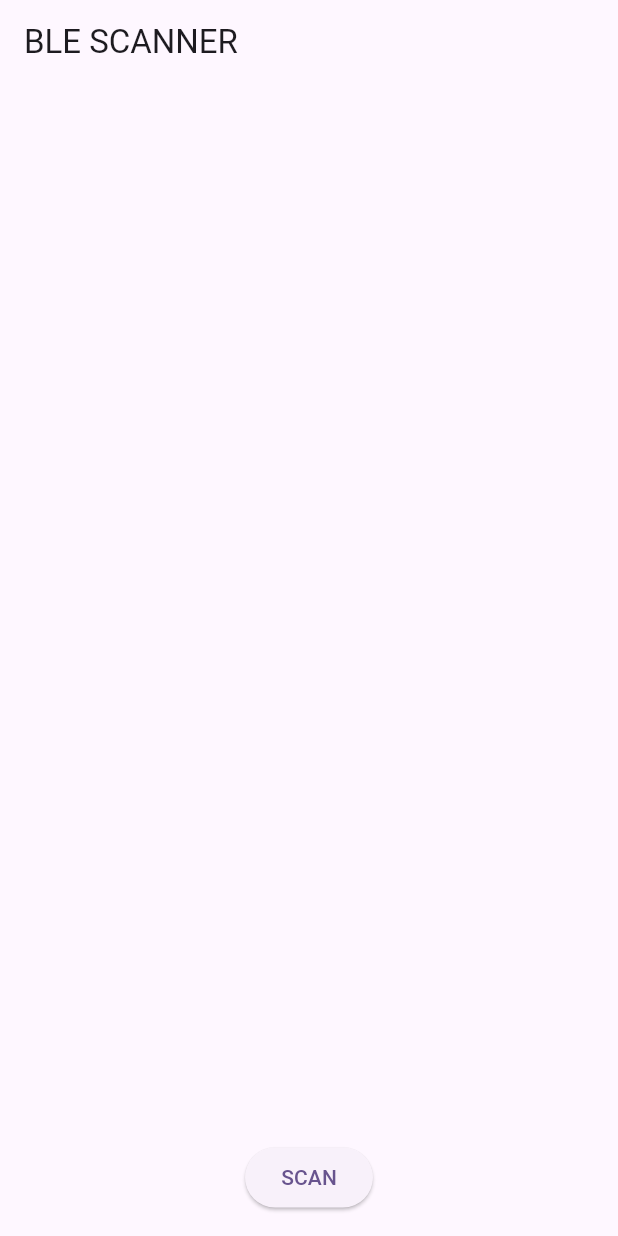
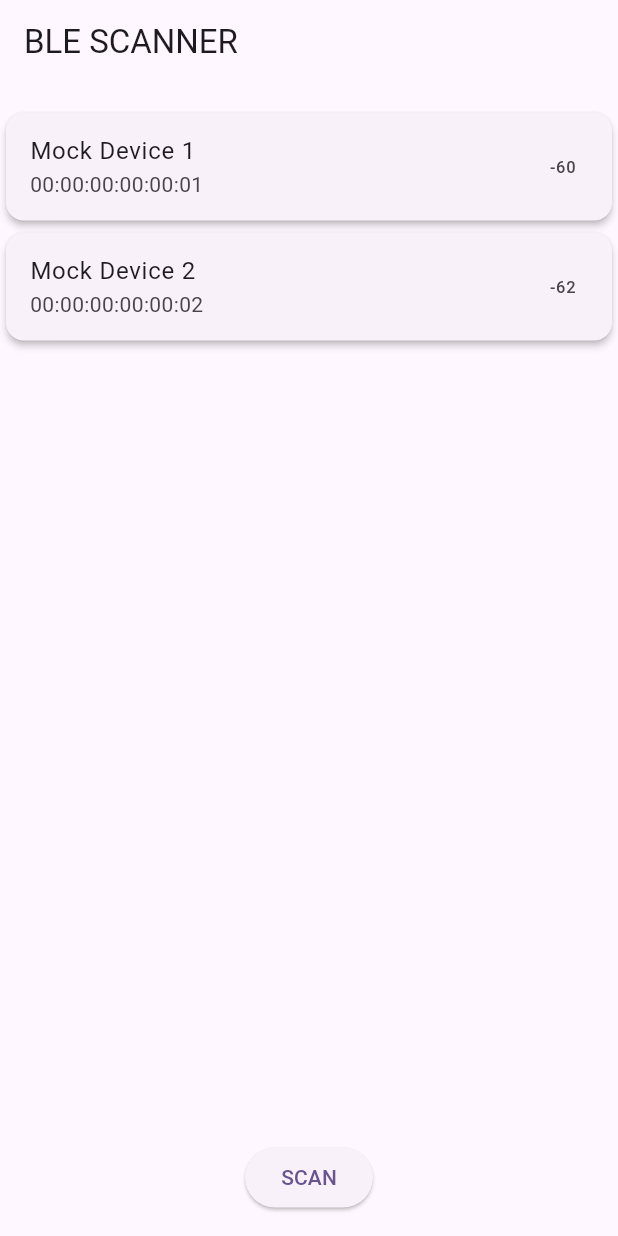
Before and after one commit to iznaagc/flutter_ble_test, a Flutter app: the screen it shows after launch, after a tap on "SCAN", on a phone screen of 412 x 824 dp. Run offline on Flutter 3.47's test engine with Material 2 defaults, Android fonts, the phone set to English and light mode, and no system bars; our stand-ins replace flutter_blue, get, permission_handler.

Commit message:
mock mode add

```diff
--- a/lib/ble_controller.dart
+++ b/lib/ble_controller.dart
@@ -2,21 +2,54 @@ import 'package:flutter_blue/flutter_blue.dart';
 import 'package:get/get_state_manager/get_state_manager.dart';
 import 'package:permission_handler/permission_handler.dart';
 
+// モックデータクラス
+class MockDevice {
+  final String name;
+  final String id;
+  final int rssi;
+
+  MockDevice({required this.name, required this.id, required this.rssi});
+}
+
+// モックモードと本番モード切替用のクラス
+class DeviceData {
+  final String name;
+  final String id;
+  final int rssi;
+
+  DeviceData({required this.name, required this.id, required this.rssi});
+}
+
 class BleController extends GetxController {
+  FlutterBlue ble = FlutterBlue.instance;
+  bool mockMode = false;
 
-  FlutterBlue ble = FlutterBlue.instance;
+  // モックデータ
+  List<DeviceData> mockData = [
+    DeviceData(name: "Mock Device 1", id: "00:00:00:00:00:01", rssi: -60),
+    DeviceData(name: "Mock Device 2", id: "00:00:00:00:00:02", rssi: -62),
+  ];
 
-  // 権限を確認してスキャン開始
-  Future scanDevices() async{
-    if (await Permission.bluetoothScan.request().isGranted) {
-      if (await Permission.bluetoothConnect.request().isGranted) {
-        // Bluetoothスキャン開始
-        ble.startScan(timeout: Duration(seconds: 10));
+  Stream<List<DeviceData>> get scanResult => mockMode
+      ? Stream.value(mockData)
+      : ble.scanResults.map((results) => results
+          .map(
+            (result) => DeviceData(
+              name: result.device.name,
+              id: result.device.id.toString(),
+              rssi: result.rssi,
+            ),
+          )
+          .toList());
 
-        ble.stopScan();
+  Future scanDevices() async {
+    if (!mockMode) {
+      if (await Permission.bluetoothScan.request().isGranted) {
+        if (await Permission.bluetoothConnect.request().isGranted) {
+          ble.startScan(timeout: Duration(seconds: 10));
+          ble.stopScan();
+        }
       }
     }
   }
-
-  Stream<List<ScanResult>> get scanResult => ble.scanResults;
 }
--- a/lib/main.dart
+++ b/lib/main.dart
@@ -1,6 +1,5 @@
 import 'package:ble_test/ble_controller.dart';
 import 'package:flutter/material.dart';
-import 'package:flutter_blue/flutter_blue.dart';
 import 'package:get/get.dart';
 
 void main() {
@@ -33,14 +32,17 @@ class MyHomePage extends StatefulWidget {
 }
 
 class _MyHomePageState extends State<MyHomePage> {
+  static const mockMode = true; // UIチェック用モックモードの切り替え
+
   @override
   Widget build(BuildContext context) {
     return Scaffold(
-      appBar: AppBar(title: const Text("BLE SCANNER"),),
+      appBar: AppBar(
+        title: const Text("BLE SCANNER"),
+      ),
       body: GetBuilder<BleController>(
-        init: BleController(),
-        builder: (BleController controller)
-        {
+        init: BleController()..mockMode = mockMode,
+        builder: (BleController controller) {
           return Center(
             child: Column(
               mainAxisAlignment: MainAxisAlignment.center,
@@ -48,8 +50,8 @@ class _MyHomePageState extends State<MyHomePage> {
                 const SizedBox(
                   height: 15,
                 ),
-                Expanded( // ← こちらを追加
-                  child: StreamBuilder<List<ScanResult>>(
+                Expanded(
+                  child: StreamBuilder<List<DeviceData>>(
                     stream: controller.scanResult,
                     builder: (context, snapshot) {
                       if (snapshot.hasData) {
@@ -60,21 +62,27 @@ class _MyHomePageState extends State<MyHomePage> {
                             return Card(
                               elevation: 2,
                               child: ListTile(
-                                title: Text(data.device.name),
-                                subtitle: Text(data.device.id.id),
+                                title: Text(data.name),
+                                subtitle: Text(data.id),
                                 trailing: Text(data.rssi.toString()),
                               ),
                             );
                           },
                         );
                       } else {
-                        return const Center(child: Text("No Device Found"),);
+                        return const Center(
+                          child: Text("No Device Found"),
+                        );
                       }
                     },
                   ),
                 ),
-                ElevatedButton(onPressed: () => controller.scanDevices(), child: const Text("SCAN")),
-                const SizedBox(height: 15,),
+                ElevatedButton(
+                    onPressed: () => controller.scanDevices(),
+                    child: const Text("SCAN")),
+                const SizedBox(
+                  height: 15,
+                ),
               ],
             ),
           );
```
Also changed, not shown: pubspec.lock, 1 other file.
